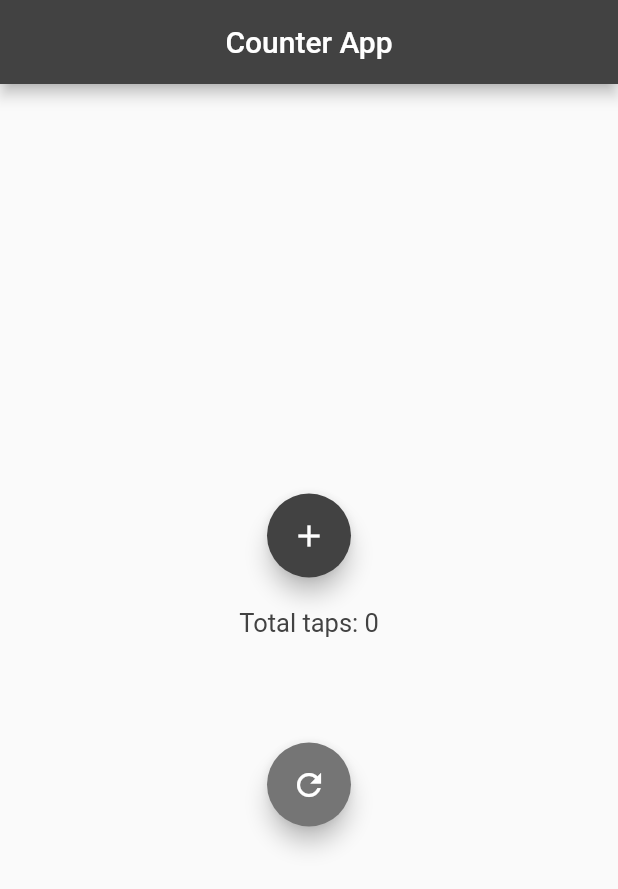
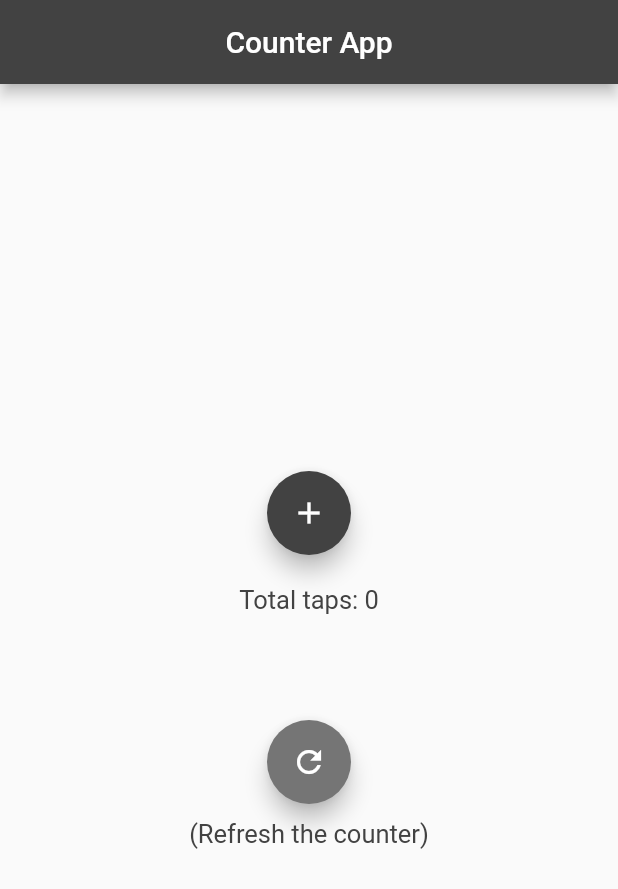
Before and after one commit to arukurmi/Counter-App, a Flutter app: the screen it shows after launch, on a phone screen of 412 x 824 dp. Shown: the top 889 px of the screen. Run offline on Flutter 3.47's test engine with Material 2 defaults, Android fonts, the phone set to English and light mode, and no system bars.

Commit message:
add refresh button style

```diff
--- a/lib/ui/home.dart
+++ b/lib/ui/home.dart
@@ -57,13 +57,13 @@ class HomeScreenState extends State<Home>{
                 backgroundColor: Colors.grey[600],
                 child: new Icon(Icons.refresh),
               ),
-              // SizedBox(height: 10,),
-              // new Text("(Refresh the counter)",
-              //     style: new TextStyle(
-              //       color: _counter%2==0 ? Colors.grey[800] : Colors.grey[700],
-              //       fontSize: 17,
-              //     )
-              // ),
+              SizedBox(height: 10,),
+              new Text("(Refresh the counter)",
+                  style: new TextStyle(
+                    color: _counter%2==0 ? Colors.grey[800] : Colors.grey[700],
+                    fontSize: 17,
+                  )
+              ),
 
 
             ]
```
